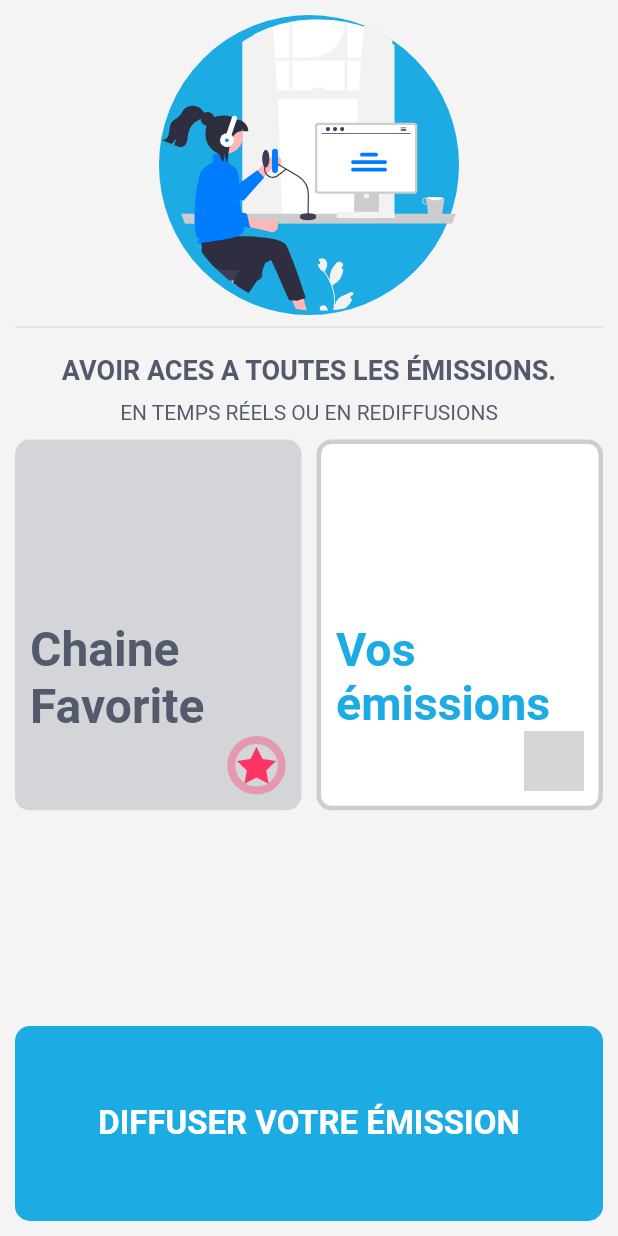
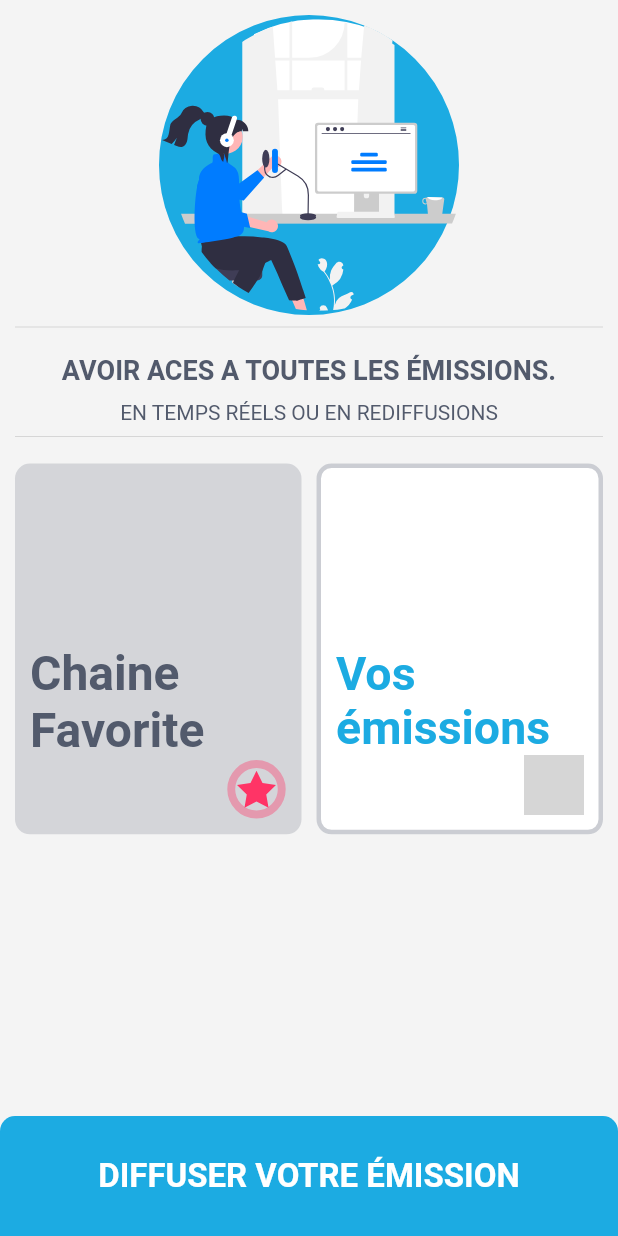
Before and after one commit to chizakasipascal/rago, a Flutter app: the Emissions screen opened by its route, on a phone screen of 412 x 824 dp. Run offline on Flutter 3.47's test engine with Material 2 defaults, Android fonts, the phone set to English and light mode, and no system bars; our stand-ins replace flutter_svg, google_fonts, lottie; grey boxes are pictures that could not be loaded.

Commit message:
emissions opk

```diff
--- a/lib/src/views/screens/emissions.dart
+++ b/lib/src/views/screens/emissions.dart
@@ -15,7 +15,7 @@ class Emissions extends StatelessWidget {
     return SafeArea(
       child: Scaffold(
         body: Padding(
-          padding: const EdgeInsets.all(10.0),
+          padding: const EdgeInsets.only(top: 10.0, left: 10, right: 10),
           child: Column(
             children: [
               Center(
@@ -54,6 +54,7 @@ class Emissions extends StatelessWidget {
                   color: grey,
                 ),
               ),
+              const Divider(),
               const SizedBox(height: 10),
               Row(
                 children: [
@@ -63,8 +64,6 @@ class Emissions extends StatelessWidget {
                       width: size.width * .5,
                       decoration: BoxDecoration(
                         color: grey.withOpacity(.2),
-                        // border:
-                        //  Border.all(color: grey.withOpacity(.3), width: 5),
                         borderRadius: BorderRadius.circular(10),
                       ),
                       child: Stack(
@@ -151,13 +150,18 @@ class Emissions extends StatelessWidget {
                 ],
               ),
               const SizedBox(height: 10),
-              const Spacer(),
-              Container(
-                height: 130,
+            ],
+          ),
+        ),
+        bottomNavigationBar: Container(
+          height: 80,
           width: size.width,
-                decoration: BoxDecoration(
+          decoration: const BoxDecoration(
             color: slateBlue,
-                  borderRadius: BorderRadius.circular(10),
+            borderRadius: BorderRadius.only(
+              topLeft: Radius.circular(10),
+              topRight: Radius.circular(10),
+            ),
           ),
           child: Column(
             mainAxisAlignment: MainAxisAlignment.center,
@@ -172,9 +176,6 @@ class Emissions extends StatelessWidget {
               ),
             ],
           ),
-              )
-            ],
-          ),
         ),
       ),
     );
```
Lines whose indentation alone changed are shown as unchanged.
